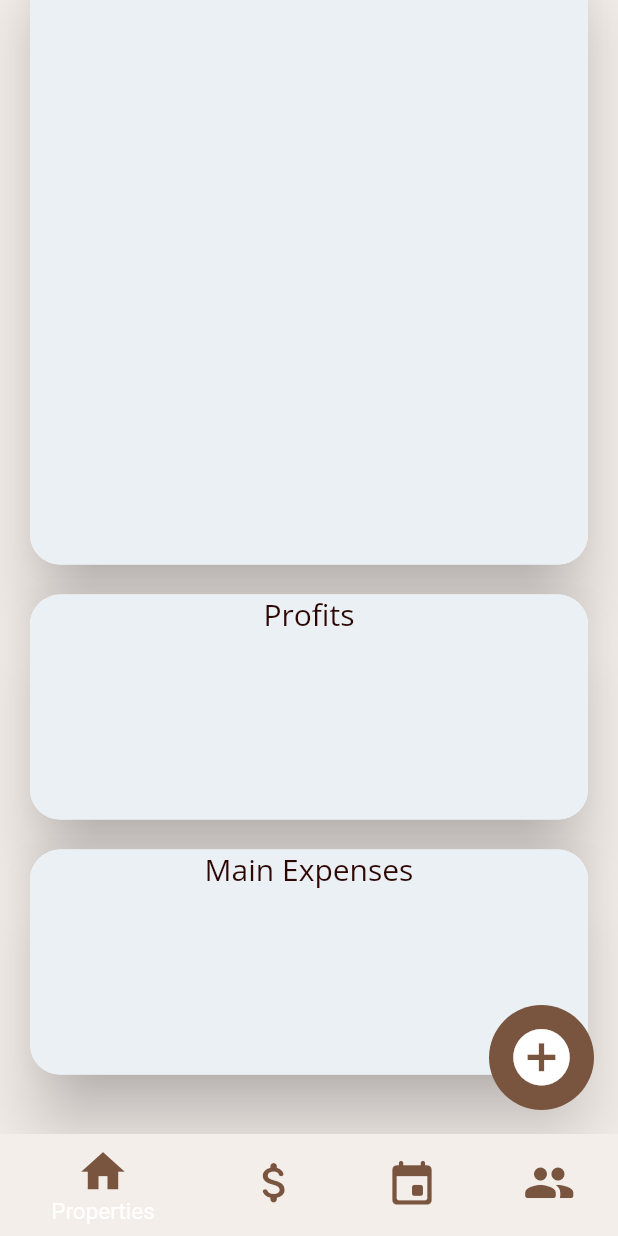
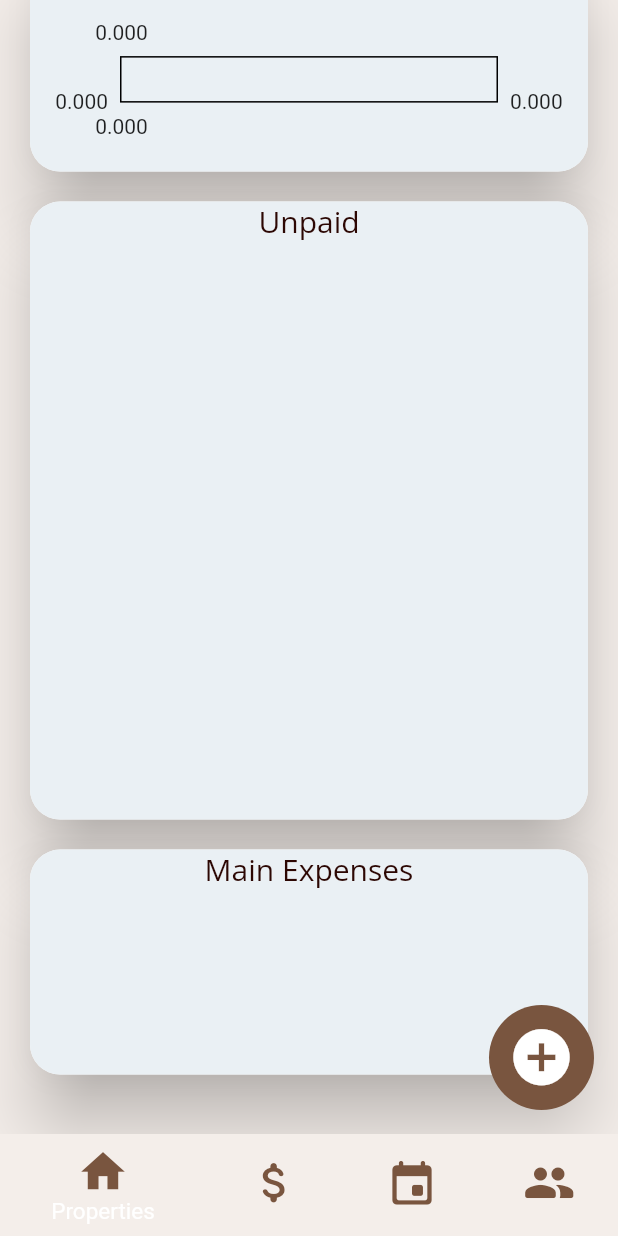
Before and after one commit to Skhoooler/villadex, a Flutter app: the PropertyPage screen opened directly with empty values, scrolled down 344 dp, on a phone screen of 412 x 824 dp. Run offline on Flutter 3.47's test engine with Material 2 defaults, Android fonts, the light colour scheme and no system bars; drawn by our look-alikes of fl_chart; our stand-ins replace email_validator, flutter_svg, google_fonts, marquee, pdf, sqflite and 1 more; accounts and stored records are empty.

Commit message:
Started on profits main page widget

```diff
--- a/lib/model/earning_model.dart
+++ b/lib/model/earning_model.dart
@@ -78,6 +78,16 @@ class Earning {
     });
   }
 
+  static Future<List<Earning?>?> fetchAll() async {
+    String sql = "SELECT * FROM earnings";
+
+    return db.DatabaseConnection.database.then((databaseConnection) {
+      return databaseConnection?.rawQuery(sql).then((data) {
+        return data.map((json) => Earning.fromJSON(json: json)).toList();
+      });
+    });
+  }
+
   String toJSON() {
     return jsonEncode({
       'name': name,
--- a/lib/model/expenditure_model.dart
+++ b/lib/model/expenditure_model.dart
@@ -96,6 +96,16 @@ class Expenditure {
     });
   }
 
+  static Future<List<Expenditure?>?> fetchAll() async {
+    String sql = "SELECT * FROM expenditures";
+
+    return db.DatabaseConnection.database.then((databaseConnection) {
+      return databaseConnection?.rawQuery(sql).then((data) {
+        return data.map((json) => Expenditure.fromJSON(json: json)).toList();
+      });
+    });
+  }
+
   static Future<Expenditure?> fetchById(int id) async {
     String sql = "SELECT * FROM expenditures WHERE expenditure_id = $id";
 
--- a/lib/routes/properties/main page widgets/profits.dart
+++ b/lib/routes/properties/main page widgets/profits.dart
@@ -1,8 +1,12 @@
 import 'package:flutter/material.dart';
+
+import 'package:fl_chart/fl_chart.dart';
 
 import '../../../Style/colors.dart';
 import '../../../Style/text_styles.dart';
 import '../../../model/property_model.dart';
+import '../../../model/expenditure_model.dart';
+import '../../../model/earning_model.dart';
 
 //////////////////////////////////////////////////////////////
 /// Displays the net and gross profits of the property
@@ -37,10 +41,43 @@ class _ProfitState extends State<Profits> {
             mainAxisAlignment: MainAxisAlignment.start,
             crossAxisAlignment: CrossAxisAlignment.center,
             children: [
+              /// Title
               Center(
                 child: Text(
                   "Profits",
                   style: VilladexTextStyles().getTertiaryTextStyle(),
+                ),
+              ),
+
+              /// Body
+              Expanded(
+                child: Padding(
+                  padding: const EdgeInsets.all(8.0),
+                  child: Container(
+                    color: VilladexColors().background2,
+                    child: FutureBuilder(
+                      future: Future.wait(
+                          [Expenditure.fetchAll(), Earning.fetchAll()]),
+                      builder:
+                          (context, AsyncSnapshot<List<dynamic>> snapshot) {
+                        // Snapshot[0] = Expenditure
+                        // Snapshot[1] = Earning
+                        if (snapshot.hasData) {
+                          return Padding(
+                            padding: const EdgeInsets.all(8.0),
+                            child: LineChart(LineChartData(
+                              lineBarsData: [LineChartBarData(spots: [],),],
+                            )),
+                          );
+                        }
+
+                        return Text(
+                          "Loading data...",
+                          style: VilladexTextStyles().getSecondaryTextStyle(),
+                        );
+                      },
+                    ),
+                  ),
                 ),
               )
             ],
--- a/lib/routes/properties/property_list_item.dart
+++ b/lib/routes/properties/property_list_item.dart
@@ -36,7 +36,7 @@ class _PropertyListItemState extends State<PropertyListItem> {
           context,
           MaterialPageRoute(
               builder: (context) =>
-                  PropertyPage(propertyData: widget.property)),
+                  PropertyPage(property: widget.property)),
         );
       },
       child: Container(
--- a/lib/routes/properties/property_page.dart
+++ b/lib/routes/properties/property_page.dart
@@ -8,6 +8,7 @@ import 'package:villadex/Util/nav_bar.dart';
 import 'package:villadex/model/property_model.dart';
 import 'package:villadex/routes/properties/menu%20options/delete_property.dart';
 import 'package:villadex/routes/properties/menu%20options/edit_property_attributes.dart';
+import 'package:villadex/routes/properties/menu%20options/generate_report.dart';
 import 'package:villadex/style/colors.dart';
 import 'package:villadex/style/text_styles.dart';
 import 'main page widgets/main_expenditures.dart';
@@ -20,9 +21,9 @@ import 'property_menu_widget.dart';
 enum Menu { editProperty, deleteProperty, createReport }
 
 class PropertyPage extends StatefulWidget {
-  final Property propertyData;
+  final Property property;
 
-  const PropertyPage({Key? key, required this.propertyData}) : super(key: key);
+  const PropertyPage({Key? key, required this.property}) : super(key: key);
 
   @override
   State<PropertyPage> createState() => _PropertyPageState();
@@ -32,7 +33,7 @@ class _PropertyPageState extends State<PropertyPage> {
   @override
   Widget build(BuildContext context) {
     const String assetName = 'lib/res/default_house.svg';
-    final String fullAddress = widget.propertyData.address.fullAddress;
+    final String fullAddress = widget.property.address.fullAddress;
 
     return Scaffold(
       // https://www.youtube.com/watch?v=jgGRTC2Uruo - Flutter - How To Scroll Animate An Image Into an App Bar (CustomScrollView Widget)
@@ -78,7 +79,7 @@ class _PropertyPageState extends State<PropertyPage> {
 
                           /// Property Name
                           Text(
-                            widget.propertyData.name,
+                            widget.property.name,
                             style: VilladexTextStyles().getSecondaryTextStyle(),
                           ),
 
@@ -104,22 +105,29 @@ class _PropertyPageState extends State<PropertyPage> {
                                       MaterialPageRoute(
                                         builder: (context) =>
                                             EditPropertyAttributes(
-                                          propertyId: widget.propertyData.key,
-                                          name: widget.propertyData.name,
+                                          propertyId: widget.property.key,
+                                          name: widget.property.name,
                                         ),
                                       ),
                                     );
 
                                     /// Create Report
                                   } else if (item == Menu.createReport) {
+                                    Navigator.push(
+                                        context,
+                                        MaterialPageRoute(
+                                            builder: (context) =>
+                                                ReportGenerator(
+                                                  property: widget.property,
+                                                )));
+
                                     /// Delete Property
                                   } else if (item == Menu.deleteProperty) {
                                     showDialog(
                                         context: context,
                                         builder: (context) {
                                           return DeleteProperty(
-                                            propertyKey:
-                                                widget.propertyData.key,
+                                            propertyKey: widget.property.key,
                                           );
                                         });
                                   }
@@ -194,14 +202,14 @@ class _PropertyPageState extends State<PropertyPage> {
                     padding: const EdgeInsets.all(20),
                     child: Column(
                       children: [
+                        Profits(
+                          property: widget.property,
+                        ),
                         UnpaidExpenditures(
-                          property: widget.propertyData,
-                        ),
-                        Profits(
-                          property: widget.propertyData,
+                          property: widget.property,
                         ),
                         MainExpenditures(
-                          property: widget.propertyData,
+                          property: widget.property,
                         )
                       ],
                     ),
@@ -216,7 +224,7 @@ class _PropertyPageState extends State<PropertyPage> {
       /// Bottom Nav Bar
       bottomNavigationBar: const NavBar(),
       floatingActionButton: PropertyMenu(
-        propertyKey: widget.propertyData.key,
+        propertyKey: widget.property.key,
       ),
     );
   }
```
Also changed, not shown: lib/routes/properties/menu options/create_report.dart (deleted, +0 -18 lines), lib/routes/properties/menu options/generate_report.dart (added, +31 -0 lines).
